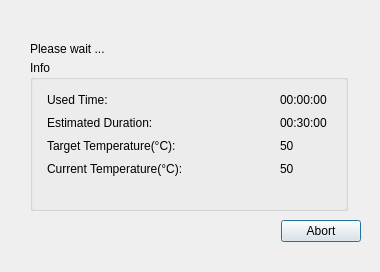
Old version of the form ServiceSW/Master/Components/Diagnostics/Forms/LaTimingDialog.ui in the repository Liyezhong/Master.
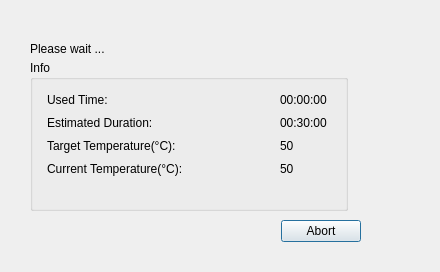
New version of the form.

Diff of the .ui file:
```diff
--- a/ServiceSW/Master/Components/Diagnostics/Forms/LaTimingDialog.ui
+++ b/ServiceSW/Master/Components/Diagnostics/Forms/LaTimingDialog.ui
@@ -6,7 +6,7 @@
    <rect>
     <x>0</x>
     <y>0</y>
-    <width>380</width>
+    <width>440</width>
     <height>272</height>
    </rect>
   </property>
```
